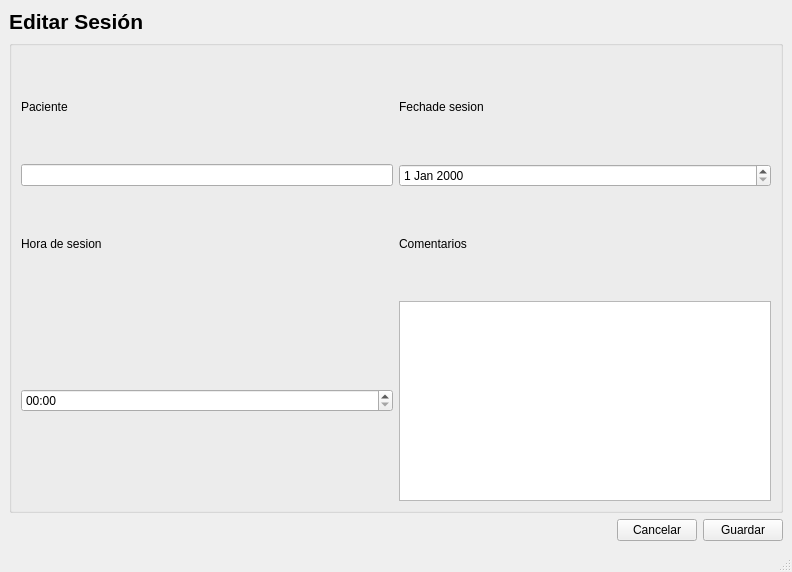
Above: src/vista/ui/trabajador/editar_sesion.ui from mbatla00/cediza_IS before the change. Below: the same form after it.
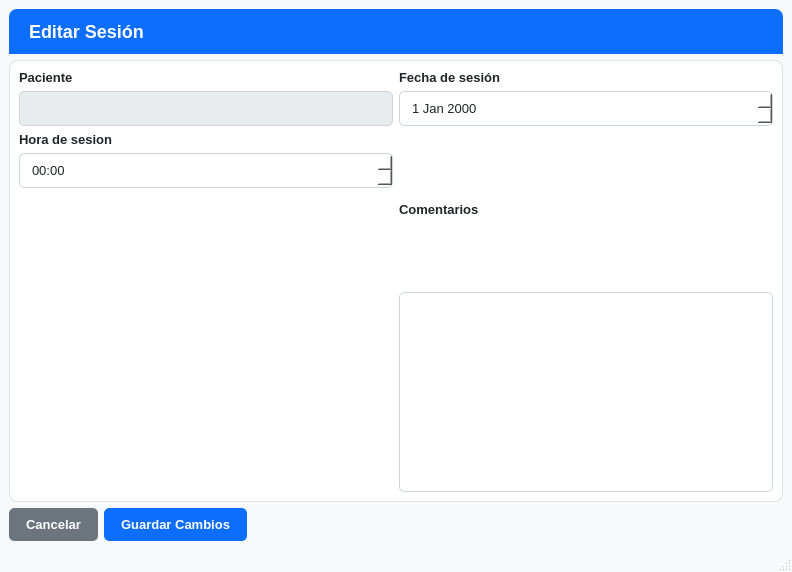
That is the form after the change.

The edit to the form file:
```diff
--- a/src/vista/ui/trabajador/editar_sesion.ui
+++ b/src/vista/ui/trabajador/editar_sesion.ui
@@ -13,9 +13,112 @@
   <property name="windowTitle">
    <string>MainWindow</string>
   </property>
+  <property name="styleSheet">
+   <string notr="true">/* --- FONDO DE LA VENTANA --- */
+QMainWindow {
+    background-color: #f8f9fa; 
+}
+
+/* --- EL CONTENEDOR (La Tarjeta Blanca) --- */
+QFrame, QGroupBox {
+    background-color: #ffffff;
+    border: 1px solid #dee2e6;
+    border-radius: 8px;
+}
+
+/* Limpieza de bordes heredados */
+QLabel, QLineEdit, QDateEdit, QTimeEdit, QPlainTextEdit, QPushButton {
+    border: none;
+}
+
+/* --- LA CABECERA AZUL --- */
+QLabel#label {
+    background-color: #0d6efd; /* Azul primario */
+    color: white; /* Texto blanco para contrastar */
+    font-size: 18px;
+    font-weight: bold;
+    padding: 12px 15px;
+    border-top-left-radius: 8px; 
+    border-top-right-radius: 8px;
+    border-bottom-left-radius: 0px;
+    border-bottom-right-radius: 0px;
+}
+
+/* --- ETIQUETAS DE TEXTO (Labels) --- */
+QLabel {
+    color: #212529;
+    font-weight: bold;
+    font-size: 13px;
+}
+
+/* --- CAMPOS DE TEXTO, FECHA, HORA Y COMENTARIOS --- */
+QLineEdit, QDateEdit, QTimeEdit, QPlainTextEdit {
+    border: 1px solid #ced4da;
+    border-radius: 5px;
+    padding: 8px 10px;
+    background-color: #ffffff;
+    color: #212529;
+    font-size: 13px;
+    font-weight: normal;
+}
+
+/* Efecto focus simulando Bootstrap (borde azul claro) */
+QLineEdit:focus, QDateEdit:focus, QTimeEdit:focus, QPlainTextEdit:focus {
+    border: 1px solid #86b7fe;
+}
+
+/* Campo deshabilitado / Solo lectura (txt_paciente) */
+QLineEdit:read-only {
+    background-color: #e9ecef;
+    color: #6c757d;
+}
+
+/* Ajustes específicos para QDateEdit y QTimeEdit (la flechita de selección) */
+QDateEdit::drop-down, QTimeEdit::drop-down {
+    subcontrol-origin: padding;
+    subcontrol-position: top right;
+    width: 20px;
+    border-left-width: 1px;
+    border-left-color: #ced4da;
+    border-left-style: solid;
+}
+
+/* --- BOTONES --- */
+QPushButton {
+    border-radius: 5px;
+    padding: 8px 16px;
+    font-weight: bold;
+    font-size: 13px;
+}
+
+/* Botón Guardar (Tema Azul) */
+QPushButton#btn_guardar {
+    background-color: #0d6efd;
+    color: white;
+    border: 1px solid #0d6efd;
+}
+
+QPushButton#btn_guardar:hover {
+    background-color: #0b5ed7;
+    border: 1px solid #0a58ca;
+}
+
+/* Botón Cancelar (Tema Gris - Estilo btn-secondary) */
+QPushButton#btn_cancelar {
+    background-color: #6c757d;
+    color: white;
+    border: 1px solid #6c757d;
+    font-weight: bold;
+}
+
+QPushButton#btn_cancelar:hover {
+    background-color: #5c636a;
+    border: 1px solid #565e64;
+}</string>
+  </property>
   <widget class="QWidget" name="centralwidget">
-   <layout class="QGridLayout" name="gridLayout">
-    <item row="0" column="0" colspan="3">
+   <layout class="QGridLayout" name="gridLayout_2">
+    <item row="0" column="0">
      <widget class="QLabel" name="label">
       <property name="maximumSize">
        <size>
@@ -25,7 +128,7 @@
       </property>
       <property name="font">
        <font>
-        <pointsize>16</pointsize>
+        <pointsize>-1</pointsize>
         <bold>true</bold>
        </font>
       </property>
@@ -34,78 +137,88 @@
       </property>
      </widget>
     </item>
-    <item row="3" column="0">
-     <spacer name="horizontalSpacer">
-      <property name="orientation">
-       <enum>Qt::Orientation::Horizontal</enum>
+    <item row="1" column="0">
+     <widget class="QFrame" name="frame">
+      <property name="frameShape">
+       <enum>QFrame::Shape::StyledPanel</enum>
       </property>
-      <property name="sizeHint" stdset="0">
-       <size>
-        <width>40</width>
-        <height>20</height>
-       </size>
+      <property name="frameShadow">
+       <enum>QFrame::Shadow::Raised</enum>
       </property>
-     </spacer>
-    </item>
-    <item row="3" column="2">
-     <widget class="QPushButton" name="btn_guardar">
+      <layout class="QGridLayout" name="gridLayout">
+       <item row="0" column="0">
+        <layout class="QVBoxLayout" name="verticalLayout_3">
+         <item>
+          <widget class="QLabel" name="label_2">
       <property name="text">
-       <string>Guardar</string>
+            <string>Paciente</string>
       </property>
      </widget>
     </item>
-    <item row="1" column="0" colspan="3">
-     <widget class="QGroupBox" name="box_formulario">
-      <property name="title">
-       <string/>
-      </property>
-      <layout class="QGridLayout" name="gridLayout_2">
-       <item row="1" column="0">
+         <item>
         <widget class="QLineEdit" name="txt_paciente">
          <property name="readOnly">
           <bool>true</bool>
          </property>
         </widget>
        </item>
-       <item row="3" column="0">
-        <widget class="QTimeEdit" name="time_sesion">
-         <property name="displayFormat">
-          <string>HH:mm</string>
-         </property>
-        </widget>
-       </item>
-       <item row="1" column="1">
-        <widget class="QDateEdit" name="date_sesion"/>
+        </layout>
        </item>
        <item row="0" column="1">
+        <layout class="QVBoxLayout" name="verticalLayout_4">
+         <item>
         <widget class="QLabel" name="label_3">
          <property name="text">
-          <string>Fechade sesion</string>
+            <string>Fecha de sesión</string>
          </property>
         </widget>
        </item>
-       <item row="0" column="0">
-        <widget class="QLabel" name="label_2">
-         <property name="text">
-          <string>Paciente</string>
-         </property>
-        </widget>
-       </item>
-       <item row="2" column="0">
+         <item>
+          <widget class="QDateEdit" name="date_sesion"/>
+         </item>
+        </layout>
+       </item>
+       <item row="1" column="0">
+        <layout class="QVBoxLayout" name="verticalLayout_2">
+         <item>
         <widget class="QLabel" name="label_4">
          <property name="text">
           <string>Hora de sesion</string>
          </property>
         </widget>
        </item>
-       <item row="2" column="1">
+         <item>
+          <widget class="QTimeEdit" name="time_sesion">
+           <property name="displayFormat">
+            <string>HH:mm</string>
+           </property>
+          </widget>
+         </item>
+         <item>
+          <spacer name="verticalSpacer">
+           <property name="orientation">
+            <enum>Qt::Orientation::Vertical</enum>
+           </property>
+           <property name="sizeHint" stdset="0">
+            <size>
+             <width>20</width>
+             <height>40</height>
+            </size>
+           </property>
+          </spacer>
+         </item>
+        </layout>
+       </item>
+       <item row="1" column="1">
+        <layout class="QVBoxLayout" name="verticalLayout">
+         <item>
         <widget class="QLabel" name="label_5">
          <property name="text">
           <string>Comentarios</string>
          </property>
         </widget>
        </item>
-       <item row="3" column="1">
+         <item>
         <widget class="QPlainTextEdit" name="txt_comentarios">
          <property name="maximumSize">
           <size>
@@ -116,26 +229,42 @@
         </widget>
        </item>
       </layout>
+       </item>
+      </layout>
      </widget>
     </item>
-    <item row="3" column="1">
+    <item row="2" column="0">
+     <layout class="QHBoxLayout" name="horizontalLayout">
+      <item>
      <widget class="QPushButton" name="btn_cancelar">
       <property name="text">
        <string>Cancelar</string>
       </property>
      </widget>
     </item>
-   </layout>
-  </widget>
-  <widget class="QMenuBar" name="menubar">
-   <property name="geometry">
-    <rect>
-     <x>0</x>
-     <y>0</y>
-     <width>792</width>
-     <height>22</height>
-    </rect>
-   </property>
+      <item>
+       <widget class="QPushButton" name="btn_guardar">
+        <property name="text">
+         <string>Guardar Cambios</string>
+        </property>
+       </widget>
+      </item>
+      <item>
+       <spacer name="horizontalSpacer">
+        <property name="orientation">
+         <enum>Qt::Orientation::Horizontal</enum>
+        </property>
+        <property name="sizeHint" stdset="0">
+         <size>
+          <width>37</width>
+          <height>17</height>
+         </size>
+        </property>
+       </spacer>
+      </item>
+     </layout>
+    </item>
+   </layout>
   </widget>
   <widget class="QStatusBar" name="statusbar"/>
  </widget>
```
Lines whose indentation alone changed are shown as unchanged.
